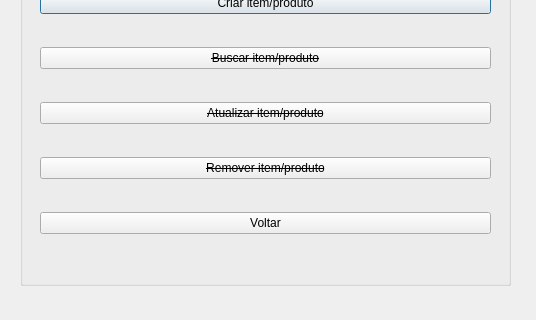
Old version of the form src/ui/itemsmanagement.ui in the repository gustavopresoti/ControleDeComandas; both pictures show x 0 to 536 and y 215 to 535 of the 536 by 535 pixel window.
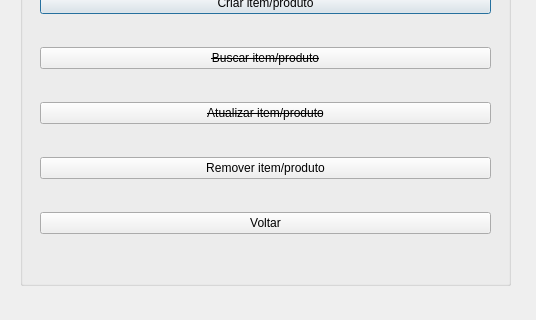
New version of the form.

```diff
--- a/src/ui/itemsmanagement.ui
+++ b/src/ui/itemsmanagement.ui
@@ -101,7 +101,7 @@
       <widget class="QPushButton" name="pushButton_deleteItem">
        <property name="font">
         <font>
-         <strikeout>true</strikeout>
+         <strikeout>false</strikeout>
         </font>
        </property>
        <property name="text">
```
Left out of the diff: 6 changed lines with no effect on the pictures.
